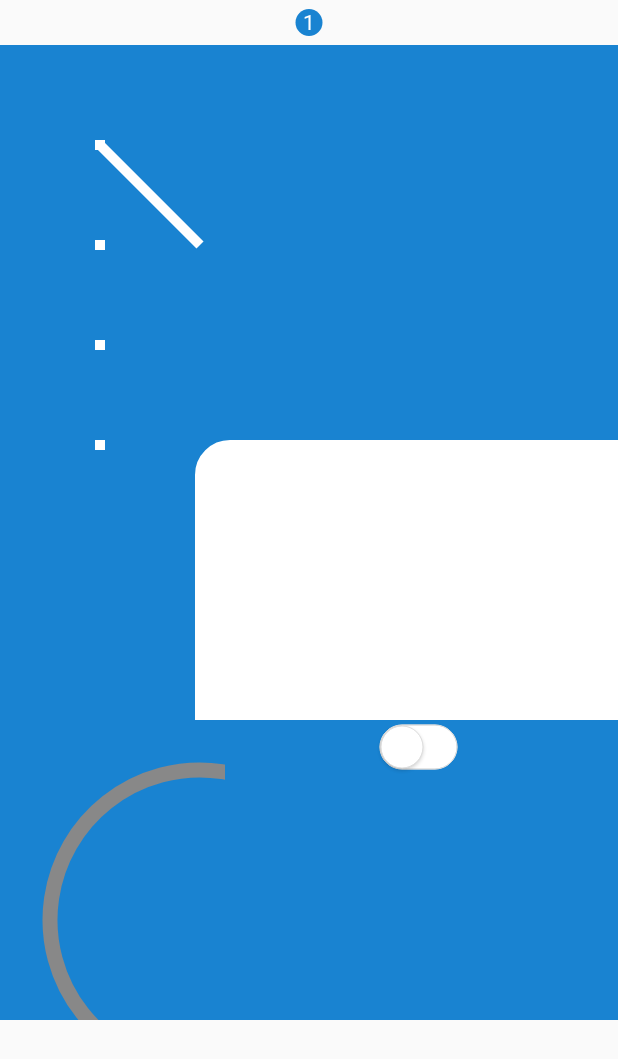
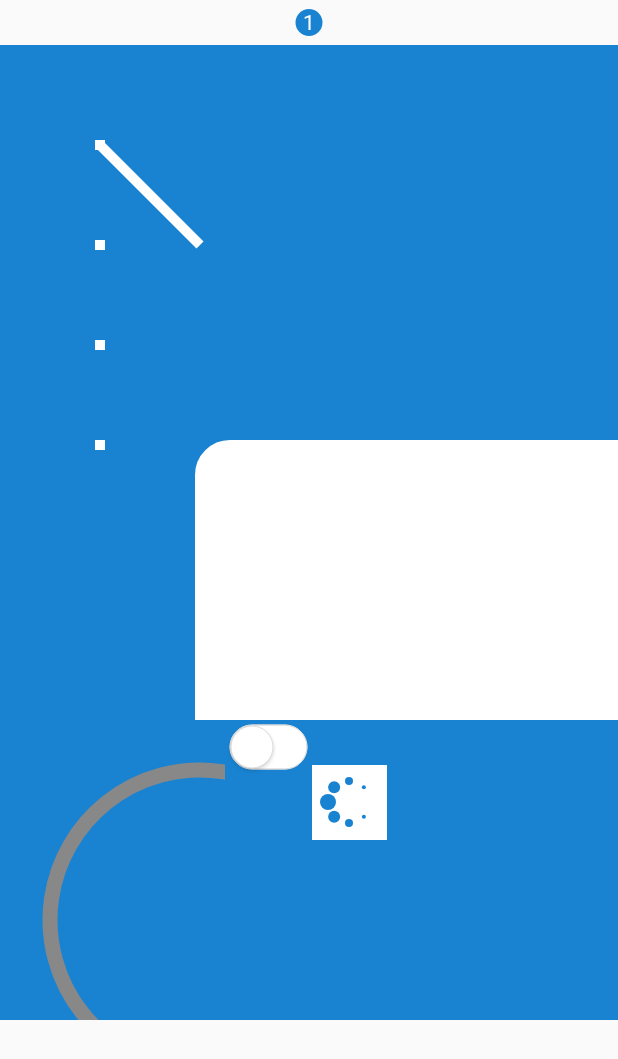
Before and after one commit to JNSSY/Library, an Android app: the CustomerViewActivity screen opened directly, with no data from a screen before it, on a phone screen of 412 x 824 dp. Shown: the top 1059 px of the screen. Run offline under Robolectric (Android 15) with nearby library versions, the phone set to English and light mode, and no system bars; our stand-ins replace CircleImageView.

Commit message:
新增自定义等待层

```diff
--- a/jnssy/src/main/AndroidManifest.xml
+++ b/jnssy/src/main/AndroidManifest.xml
@@ -25,4 +25,7 @@
     <uses-permission android:name="android.permission.RECEIVE_BOOT_COMPLETED" />
     <uses-permission android:name="android.permission.READ_CONTACTS" />
 
+    <application>
+        <activity android:name=".activity.LoadingActivity" />
+    </application>
 </manifest>
--- a/jnssy/src/main/java/com/wy/jnssy/adapter/HomeMenuFragmentAdapter.java
+++ b/jnssy/src/main/java/com/wy/jnssy/adapter/HomeMenuFragmentAdapter.java
@@ -78,6 +78,10 @@ public class HomeMenuFragmentAdapter extends RecyclerView.Adapter<HomeMenuFragme
             holder.tv_menu.setText("验证码");
             holder.iv_view.setImageResource(R.mipmap.icon_query_code);
         }
+        if (str.equals("loading")) {
+            holder.tv_menu.setText("等待层");
+            holder.iv_view.setImageResource(R.mipmap.icon_loading);
+        }
     }
 
     @Override
--- a/jnssy/src/main/java/com/wy/jnssy/fragment/HomeFragment.java
+++ b/jnssy/src/main/java/com/wy/jnssy/fragment/HomeFragment.java
@@ -12,6 +12,7 @@ import android.view.ViewGroup;
 import com.wy.jnssy.R;
 import com.wy.jnssy.activity.CustomerViewActivity;
 import com.wy.jnssy.activity.DropDownActivity;
+import com.wy.jnssy.activity.LoadingActivity;
 import com.wy.jnssy.activity.OpenBtActivity;
 import com.wy.jnssy.activity.QueryCodeActivity;
 import com.wy.jnssy.activity.RecordActivity;
@@ -46,6 +47,7 @@ public class HomeFragment extends Fragment {
         adapter.addData("record_voice");
         adapter.addData("下拉菜单");
         adapter.addData("query_code");
+        adapter.addData("loading");
         rv_menu.setLayoutManager(new GridLayoutManager(getContext(), 4));
         rv_menu.setAdapter(adapter);
         adapter.setOnItemClickListener(new OnClickListener() {
@@ -85,6 +87,10 @@ public class HomeFragment extends Fragment {
             Intent intent=new Intent(getActivity(), QueryCodeActivity.class);
             startActivity(intent);
         }
+        if (str.equals("loading")) {
+            Intent intent = new Intent(getActivity(), LoadingActivity.class);
+            startActivity(intent);
+        }
     }
 
 
--- /dev/null
+++ b/jnssy/src/main/java/com/wy/jnssy/view/LoadCircleView.java
@@ -0,0 +1,111 @@
+package com.wy.jnssy.view;
+
+import android.animation.ValueAnimator;
+import android.content.Context;
+import android.graphics.Canvas;
+import android.graphics.Color;
+import android.graphics.Paint;
+import android.util.AttributeSet;
+import android.view.View;
+import android.view.animation.LinearInterpolator;
+
+import com.wy.jnssy.R;
+
+/**
+ * loading circle
+ * Created by wy on 2016/1/14.
+ */
+public class LoadCircleView extends View {
+    private Paint paint;
+    private int maxRadius = 16;
+    private ValueAnimator valueAnimator;
+    private boolean init = false;
+    private float radiu = 10;
+
+
+    //new对象使用
+    public LoadCircleView(Context context) {
+        super(context);
+        init();
+    }
+
+    //xml 中使用
+    public LoadCircleView(Context context, AttributeSet attrs) {
+        super(context, attrs);
+        init();
+    }
+
+    private void init() {
+        paint = new Paint();
+        paint.setColor(getResources().getColor(R.color.colorPrimaryDark));
+    }
+
+    private int width;
+    private int height;
+    private float pi2;
+    private float r;
+
+    @Override
+    protected void onDraw(Canvas canvas) {
+        super.onDraw(canvas);
+        if (!init) {
+            init = true;
+            start();
+            width = getWidth() / 2;
+            height = getHeight() / 2;
+            pi2 = 2 * (float) Math.PI;
+            r = width - maxRadius;
+        }
+
+        canvas.drawCircle((float) (width + r * Math.sin(0)), (float) (height + r * Math.cos(0)), f(radiu + 0), paint);
+        canvas.drawCircle((float) (width + r * Math.sin(pi2 / 8)), (float) (height + r * Math.cos(pi2 / 8)), f(radiu + 2), paint);
+        canvas.drawCircle((float) (width + r * Math.sin(pi2 / 8 * 2)), (float) (height + r * Math.cos(pi2 / 8 * 2)), f(radiu + 4), paint);
+        canvas.drawCircle((float) (width + r * Math.sin(pi2 / 8 * 3)), (float) (height + r * Math.cos(pi2 / 8 * 3)), f(radiu + 6), paint);
+
+        canvas.drawCircle((float) (width + r * Math.sin(pi2 / 8 * 4)), (float) (height + r * Math.cos(pi2 / 8 * 4)), f(radiu + 8), paint);
+        canvas.drawCircle((float) (width + r * Math.sin(pi2 / 8 * 5)), (float) (height + r * Math.cos(pi2 / 8 * 5)), f(radiu + 10), paint);
+        canvas.drawCircle((float) (width + r * Math.sin(pi2 / 8 * 6)), (float) (height + r * Math.cos(pi2 / 8 * 6)), f(radiu + 12), paint);
+        canvas.drawCircle((float) (width + r * Math.sin(pi2 / 8 * 7)), (float) (height + r * Math.cos(pi2 / 8 * 7)), f(radiu + 14), paint);
+
+        if (valueAnimator.isRunning()) {
+            radiu = (float) valueAnimator.getAnimatedValue();
+            invalidate();
+        }
+
+
+    }
+
+
+    private void start() {
+        if (valueAnimator == null) {
+            valueAnimator = ValueAnimator.ofFloat(0, maxRadius);
+            valueAnimator.setInterpolator(new LinearInterpolator());
+            valueAnimator.setDuration(1000);
+            valueAnimator.start();
+        } else {
+            valueAnimator.start();
+        }
+        postDelayed(new Runnable() {
+            @Override
+            public void run() {
+                start();
+                invalidate();
+            }
+        }, valueAnimator.getDuration());
+        invalidate();
+    }
+
+    //分段函数
+    private float f(float x) {
+        if (x <= maxRadius / 2) {
+            return x;
+        } else if (x < maxRadius) {
+            return maxRadius - x;
+        } else if (x < maxRadius * 3 / 2) {
+            return x - maxRadius;
+        } else {
+            return 2 * maxRadius - x;
+        }
+    }
+
+}
--- a/jnssy/src/main/res/layout/activity_customer_view.xml
+++ b/jnssy/src/main/res/layout/activity_customer_view.xml
@@ -57,9 +57,15 @@
                 <com.wy.jnssy.view.SwitchButton
                     android:layout_width="wrap_content"
                     android:layout_height="wrap_content"
-                    android:layout_marginLeft="100dp"
                     app:sb_checked_color="@color/colorPrimary"
                     app:sb_show_indicator="false" />
+
+                <com.wy.jnssy.view.LoadCircleView
+                    android:background="@color/white"
+                    android:layout_width="50dp"
+                    android:layout_height="50dp"
+                    android:layout_marginTop="30dp" />
+
             </LinearLayout>
 
         </LinearLayout>
```
Also changed, not shown: jnssy/src/main/java/com/wy/jnssy/activity/LoadingActivity.java (added, +46 -0 lines), jnssy/src/main/java/com/wy/jnssy/uitls/LoadingCircle.java (added, +54 -0 lines), jnssy/src/main/java/com/wy/jnssy/uitls/LoadingNormal.java (added, +31 -0 lines), jnssy/src/main/res/layout/activity_loading.xml (added, +19 -0 lines), jnssy/src/main/res/layout/layout_load.xml (added, +38 -0 lines), jnssy/src/main/res/mipmap-xxhdpi/icon_loading.png (added).
